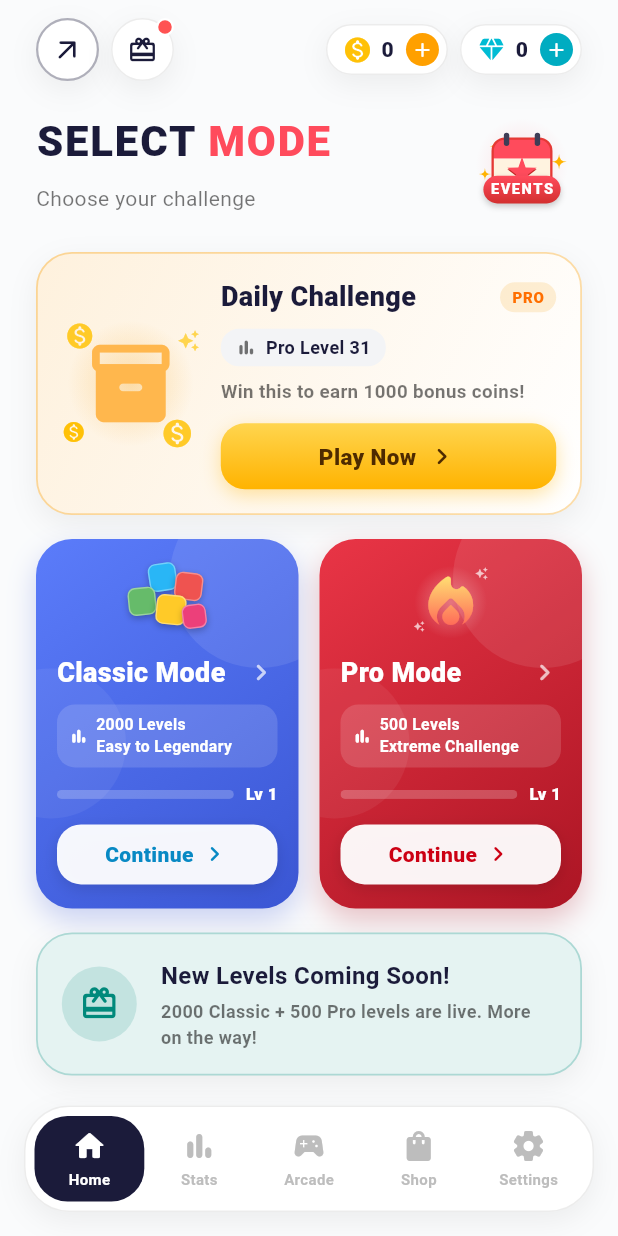
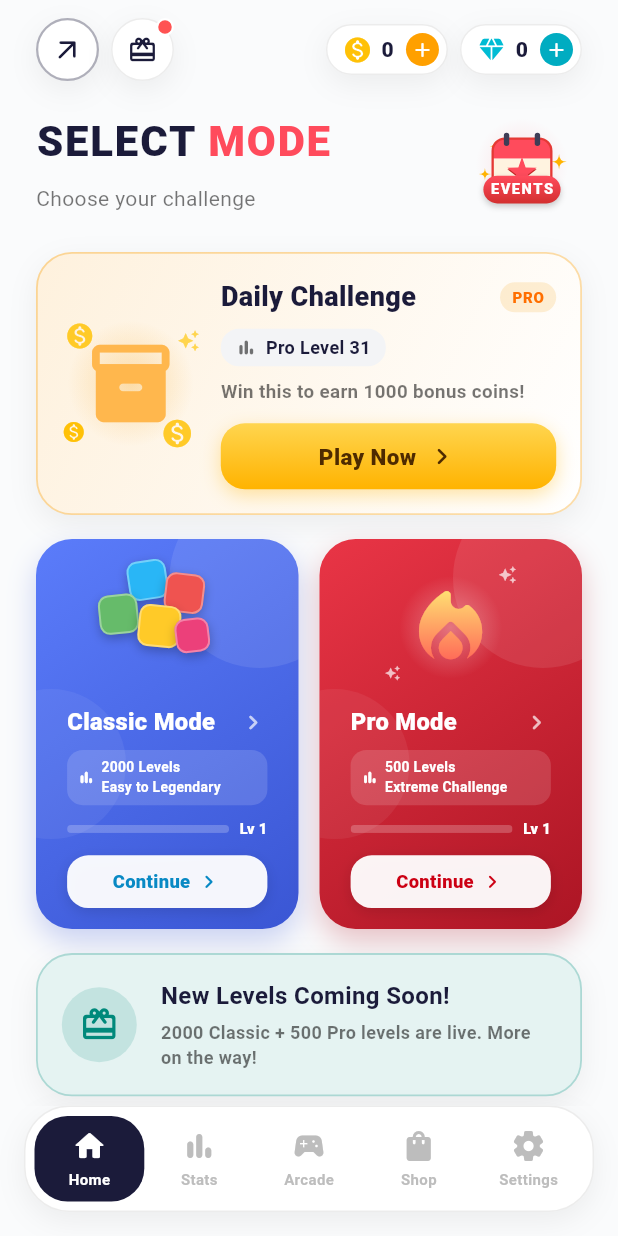
Before and after one commit to Ahmad40400/Arrowrift, a Flutter app: the ModeSelectionScreen screen opened directly, on a phone screen of 412 x 824 dp. Run offline on Flutter 3.47's test engine with Material 3 defaults, Android fonts, the phone set to English and light mode, and no system bars; drawn by our look-alikes of flutter_animate; our stand-ins replace audioplayers, confetti, shared_preferences; accounts and stored records are empty; Roboto replaces fonts that are missing (Poppins); statements that could not run were skipped.

Commit message:
ui responsiveness update

```diff
--- a/lib/screens/mode_selection_screen.dart
+++ b/lib/screens/mode_selection_screen.dart
@@ -13,7 +13,7 @@ import 'settings_screen.dart';
 import 'buy_screen.dart';
 import 'arcade_screen.dart';
 import 'daily_streak_screen.dart';
-import 'events_screen.dart'; // <--- NAYA IMPORT (Events Screen)
+import 'events_screen.dart';
 import '../theme/app_theme.dart';
 
 Color get _brand => AppTheme.brand;
@@ -515,6 +515,14 @@ class _ModeSelectionScreenState extends State<ModeSelectionScreen> {
   }
 
   // ===================== HOME TAB =====================
+  //
+  // 🔧 BULLETPROOF LAYOUT (logic unchanged):
+  //   - SingleChildScrollView lagaya hai: chhoti screens pe content scroll hoga,
+  //     kabhi overflow nahi hoga.
+  //   - ConstrainedBox(minHeight: available height) lagaya hai taake badi
+  //     screens pe content vertically fill ho aur scroll na dikhe.
+  //   - Mode cards ab Expanded ke bajaye fixed-height SizedBox ke andar hain.
+  //     Agar zyada jagah bachi ho toh Centre align honge, kam ho toh scroll.
   Widget _buildHomeTab(BuildContext context, GameProvider game) {
     final int todaySeed = game.todayStamp;
     final bool isCompleted = game.lastDailyCompletedDate == todaySeed;
@@ -533,10 +541,20 @@ class _ModeSelectionScreenState extends State<ModeSelectionScreen> {
     final bool showComingSoon =
         game.classicUnlockedLevel <= 10 && game.proUnlockedLevel <= 10;
 
-    // NO SCROLL: LayoutBuilder use kiya hai taake height screen ke hisaab se adjust ho
     return LayoutBuilder(
       builder: (context, constraints) {
-        return Padding(
+        // Chhoti screens pe mode cards ki minimum height 260dp hai.
+        // Agar available height kaafi hai, cards minimum ke saath expand
+        // honge; agar kam hai, scroll ho jayega.
+        const double _minModeCardHeight = 260;
+
+        return SingleChildScrollView(
+          physics: const BouncingScrollPhysics(),
+          child: ConstrainedBox(
+            constraints: BoxConstraints(
+              minHeight: math.max(0, constraints.maxHeight),
+            ),
+            child: Padding(
               padding: const EdgeInsets.fromLTRB(24, 20, 24, 20),
               child: Column(
                 crossAxisAlignment: CrossAxisAlignment.start,
@@ -544,7 +562,7 @@ class _ModeSelectionScreenState extends State<ModeSelectionScreen> {
                   _buildTitleBlock(game),
                   const SizedBox(height: 16),
 
-              // Daily Card (Fixed Height)
+                  // Daily Card (intrinsic height, safe)
                   _buildDailyCard(
                     context,
                     game,
@@ -558,8 +576,50 @@ class _ModeSelectionScreenState extends State<ModeSelectionScreen> {
                   ),
                   const SizedBox(height: 16),
 
-              // Mode Cards (Expanded: bachi hui jagah mein perfectly fit honge)
-              Expanded(
+                  // Mode Cards — fixed minimum height so they never squash,
+                  // and if space allows they grow to fill available room.
+                  _buildModeCardsRow(
+                    context: context,
+                    game: game,
+                    minHeight: _minModeCardHeight,
+                    availableHeight: constraints.maxHeight,
+                    classicProgress: classicProgress,
+                    proProgress: proProgress,
+                  ),
+
+                  // Tips / Banner Section
+                  const SizedBox(height: 16),
+                  if (showComingSoon)
+                    _buildComingSoonBanner()
+                  else
+                    _buildProTipsBanner(game),
+                ],
+              ),
+            ),
+          ),
+        );
+      },
+    );
+  }
+
+  // Mode cards row — apna height khud decide karta hai (bina overflow).
+  Widget _buildModeCardsRow({
+    required BuildContext context,
+    required GameProvider game,
+    required double minHeight,
+    required double availableHeight,
+    required double classicProgress,
+    required double proProgress,
+  }) {
+    // Agar screen bahut lambi hai (tablet / big phone), cards thodi si badi
+    // dikhein — lekin 360 se zyada nahi, warna art stretched lagega.
+    final double rowHeight = minHeight.clamp(minHeight, 360.0).toDouble();
+
+    return Center(
+      child: ConstrainedBox(
+        constraints: const BoxConstraints(maxWidth: 620),
+        child: SizedBox(
+          height: rowHeight,
           child: Row(
             crossAxisAlignment: CrossAxisAlignment.stretch,
             children: [
@@ -575,8 +635,7 @@ class _ModeSelectionScreenState extends State<ModeSelectionScreen> {
                   tutorialKey: TutorialManager.classicCardKey,
                   onTap: () {
                     // TUTORIAL: Classic card tapped -> Level 1 step.
-                          if (game.tutorialStep ==
-                              TutorialManager.stepClassicMode) {
+                    if (game.tutorialStep == TutorialManager.stepClassicMode) {
                       game.setTutorialStep(TutorialManager.stepLevel1);
                     }
                     Navigator.push(
@@ -618,17 +677,7 @@ class _ModeSelectionScreenState extends State<ModeSelectionScreen> {
             ],
           ),
         ),
-
-              // Tips / Banner Section
-              const SizedBox(height: 16),
-              if (showComingSoon)
-                _buildComingSoonBanner()
-              else
-                _buildProTipsBanner(game),
-            ],
-          ),
-        );
-      },
+      ),
     );
   }
 
@@ -789,14 +838,18 @@ class _ModeSelectionScreenState extends State<ModeSelectionScreen> {
                         size: 14,
                       ),
                       const SizedBox(width: 6),
-                      Text(
+                      Flexible(
+                        child: Text(
                           isDailyPro
                               ? 'Pro Level $dailyLevelNum'
                               : 'Classic Level $dailyLevelNum',
+                          maxLines: 1,
+                          overflow: TextOverflow.ellipsis,
                           style: TextStyle(
                             color: _ink,
                             fontSize: 12,
                             fontWeight: FontWeight.w700,
+                          ),
                         ),
                       ),
                     ],
@@ -1113,6 +1166,10 @@ class _ModeSelectionScreenState extends State<ModeSelectionScreen> {
   }
 
   // FEATURE #2: Ek hi affordance — poora card tappable.
+  //
+  // 🔧 Layout fix: card ke andar ab FittedBox(scaleDown) wrap hai taake agar
+  // height kam ho toh saara content proportionally shrink ho jaye — kuch
+  // cut/overflow na ho.
   Widget _buildModeCard({
     required String title,
     required String subtitle,
@@ -1172,19 +1229,29 @@ class _ModeSelectionScreenState extends State<ModeSelectionScreen> {
                   ),
                 ),
               ),
-              Padding(
+              // 🔧 FittedBox ke saath content ko wrap kiya taake chhoti
+              // heights pe bhi poora content scale ho jaye (never cut).
+              Positioned.fill(
+                child: FittedBox(
+                  fit: BoxFit.scaleDown,
+                  alignment: Alignment.center,
+                  child: SizedBox(
+                    width: 180,
+                    child: Padding(
                       padding: const EdgeInsets.fromLTRB(14, 16, 14, 16),
                       child: Column(
+                        mainAxisSize: MainAxisSize.min,
                         crossAxisAlignment: CrossAxisAlignment.start,
                         children: [
-                    Expanded(
+                          SizedBox(
+                            height: 102,
                             child: Center(
                               child: FittedBox(
-                          fit: BoxFit.scaleDown,
+                                fit: BoxFit.contain,
                                 child: SizedBox(
                                   width: 112,
                                   height: 102,
-                            child: FittedBox(fit: BoxFit.contain, child: art),
+                                  child: art,
                                 ),
                               ),
                             ),
@@ -1255,8 +1322,11 @@ class _ModeSelectionScreenState extends State<ModeSelectionScreen> {
                                     child: LinearProgressIndicator(
                                       value: progress,
                                       minHeight: 6,
-                                backgroundColor: Colors.white.withOpacity(0.22),
-                                valueColor: const AlwaysStoppedAnimation<Color>(
+                                      backgroundColor: Colors.white.withOpacity(
+                                        0.22,
+                                      ),
+                                      valueColor:
+                                          const AlwaysStoppedAnimation<Color>(
                                             Colors.white,
                                           ),
                                     ),
@@ -1275,8 +1345,9 @@ class _ModeSelectionScreenState extends State<ModeSelectionScreen> {
                             ),
                           ],
                           const SizedBox(height: 12),
-                    // Single affordance: poora card tappable, ye strip sirf visual
-                    // cue hai (button jaisa behavior nahi — koi separate onTap nahi).
+                          // Single affordance: poora card tappable, ye strip
+                          // sirf visual cue hai (button jaisa behavior nahi —
+                          // koi separate onTap nahi).
                           Container(
                             width: double.infinity,
                             padding: const EdgeInsets.symmetric(
@@ -1316,6 +1387,9 @@ class _ModeSelectionScreenState extends State<ModeSelectionScreen> {
                             ),
                           ),
                         ],
+                      ),
+                    ),
+                  ),
                 ),
               ),
             ],
```
Lines whose indentation alone changed are shown as unchanged.
